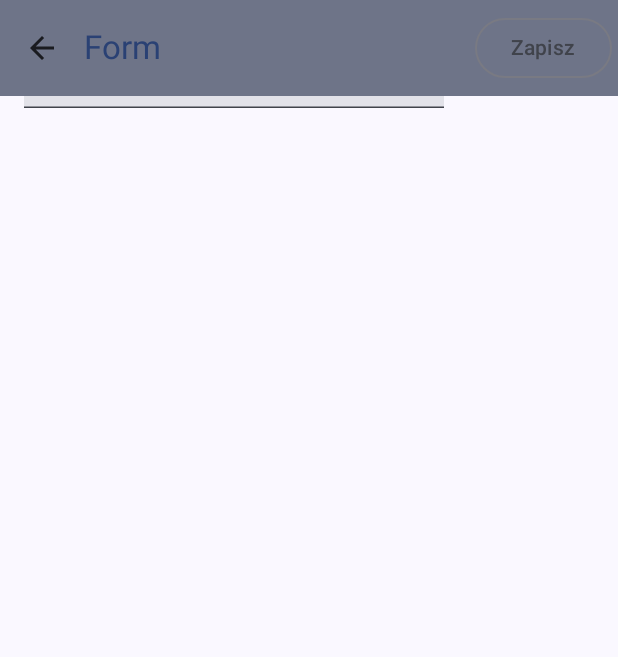
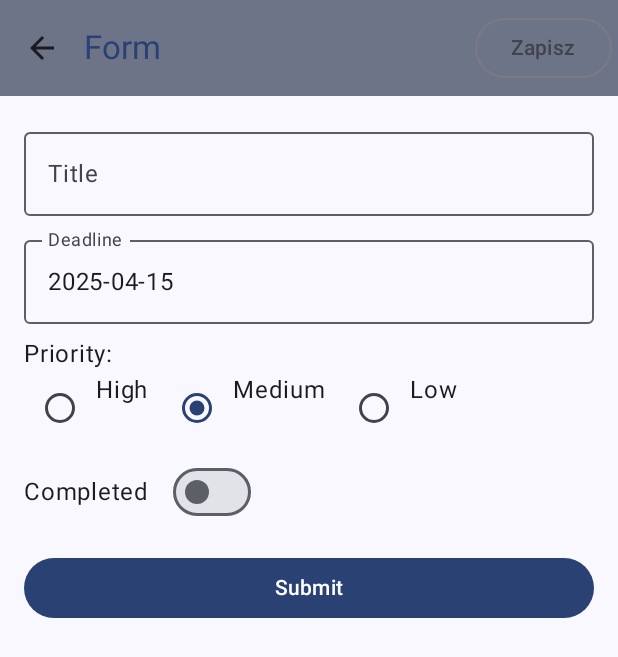
Before and after one commit to Rbabinski2000/Lab-memory, an Android app built with Jetpack Compose: the FormScreen screen opened through its navigation route, on a phone screen of 412 x 824 dp. Shown: the top 657 px of the screen. Run offline under Robolectric (Android 15) with nearby library versions, the phone set to English and light mode, and no system bars.

Commit message:
finished form,added room persistence, entitiy

```diff
--- a/app/src/main/AndroidManifest.xml
+++ b/app/src/main/AndroidManifest.xml
@@ -10,6 +10,7 @@
         android:label="@string/app_name"
         android:roundIcon="@mipmap/ic_launcher_round"
         android:supportsRtl="true"
+        android:name=".Lab06.data.TodoApplication"
         android:theme="@style/Theme.Labmemory"
         tools:targetApi="31">
         <activity
@@ -31,7 +32,6 @@
             android:exported="true">
             <intent-filter>
                 <action android:name="android.intent.action.MAIN" />
-
                 <category android:name="android.intent.category.LAUNCHER" />
             </intent-filter>
         </activity>
--- a/app/src/main/java/pl/babinski/lab/Lab06/FormData/FormView.kt
+++ b/app/src/main/java/pl/babinski/lab/Lab06/FormData/FormView.kt
@@ -1,31 +1,167 @@
 package pl.babinski.lab.Lab06.FormData
 
 import android.annotation.SuppressLint
+import android.app.DatePickerDialog
+import android.widget.DatePicker
+import androidx.compose.foundation.border
+import androidx.compose.foundation.clickable
+import androidx.compose.foundation.interaction.MutableInteractionSource
+import androidx.compose.foundation.interaction.PressInteraction
+import androidx.compose.foundation.layout.Arrangement
+import androidx.compose.foundation.layout.Column
 import androidx.compose.foundation.layout.Row
+import androidx.compose.foundation.layout.Spacer
+import androidx.compose.foundation.layout.fillMaxSize
+import androidx.compose.foundation.layout.fillMaxWidth
+import androidx.compose.foundation.layout.height
 import androidx.compose.foundation.layout.padding
+import androidx.compose.foundation.layout.width
+
+import androidx.compose.material3.Button
+import androidx.compose.material3.Checkbox
+import androidx.compose.material3.OutlinedCard
+import androidx.compose.material3.OutlinedTextField
+import androidx.compose.material3.Switch
+
+
+import androidx.compose.material3.RadioButton
 import androidx.compose.material3.Scaffold
 import androidx.compose.material3.Text
 import androidx.compose.material3.TextField
+
 import androidx.compose.runtime.Composable
+import androidx.compose.runtime.LaunchedEffect
+import androidx.compose.runtime.mutableStateOf
+import androidx.compose.runtime.remember
+import androidx.compose.ui.Alignment
+
 import androidx.compose.ui.Modifier
+
+import androidx.compose.ui.platform.LocalContext
 import androidx.compose.ui.unit.dp
+import pl.babinski.lab.Lab06.ListData.Priority
+import pl.babinski.lab.Lab06.ListData.TodoTask
+import java.time.LocalDate
 
-@SuppressLint("UnusedMaterial3ScaffoldPaddingParameter")
+
+
+
 @Composable
 fun FormView() {
-    var textState: String = ("Hello")
-    Scaffold {
+    val context = LocalContext.current
 
 
-    Row(modifier = Modifier.padding(16.dp)) {
+    val title = remember { mutableStateOf("") }
+    val date = remember { mutableStateOf(LocalDate.now()) }
+    val isDone = remember { mutableStateOf(false) }
+    val priority = remember { mutableStateOf(Priority.Medium) }
 
-        TextField(
-            value = textState,
-            onValueChange = { textState = it },
-            label = { Text("Label") }
-        )
+    // DatePickerDialog
+    val datePickerDialog = DatePickerDialog(
+        context,
+        { _, year, month, day ->
+            date.value = LocalDate.of(year, month + 1, day)
+        },
+        date.value.year,
+        date.value.monthValue - 1,
+        date.value.dayOfMonth
+    )
 
-        Text(text="abrakadabra")
+
+    fun SaveItem(item:TodoTask){
+        //todo
+    }
+    // Layout
+    Column(modifier = Modifier
+        .fillMaxSize()
+
+        .padding(16.dp),
+
+        ) {
+        Row {
+            OutlinedTextField(
+                value = title.value,
+                onValueChange = { title.value = it },
+                label = { Text("Title") },
+                modifier = Modifier.fillMaxWidth(),
+                singleLine = true
+            )
+        }
+
+
+        Spacer(modifier = Modifier.height(8.dp))
+
+            OutlinedTextField(
+                value = "${date.value}",
+                onValueChange = { title.value = it },
+                label={ Text("Deadline")},
+                modifier = Modifier
+                    /*.clickable { datePickerDialog.show() }*/
+                    .fillMaxWidth(),
+                readOnly = true,
+                interactionSource = remember { MutableInteractionSource() }
+                    .also { interactionSource ->
+                        LaunchedEffect(interactionSource) {
+                            interactionSource.interactions.collect {
+                                if (it is PressInteraction.Release) {
+                                    datePickerDialog.show()
+                                }
+                            }
+                        }
+                    }
+            )
+
+
+        Spacer(modifier = Modifier.height(8.dp))
+
+        Text("Priority:")
+        Row {
+            Priority.entries.forEach { p ->
+                Row(
+                    modifier = Modifier
+                        .clickable { priority.value = p }
+                        .padding(end = 8.dp)
+                ) {
+                    RadioButton(
+                        selected = priority.value == p,
+                        onClick = { priority.value = p }
+                    )
+                    Text(p.name)
+                }
+            }
+        }
+
+        Spacer(modifier = Modifier.height(8.dp))
+
+        Row(
+            verticalAlignment = Alignment.CenterVertically,
+            modifier = Modifier.fillMaxWidth()
+        ) {
+            Text(text = "Completed")
+            Spacer(modifier = Modifier.width(16.dp))
+            Switch(
+                checked = isDone.value,
+                onCheckedChange = { isDone.value = it }
+            )
+        }
+
+        Spacer(modifier = Modifier.height(16.dp))
+
+        Button(
+            onClick = {
+                SaveItem(
+                    TodoTask(
+                        title = title.value,
+                        deadline = date.value,
+                        isDone = isDone.value,
+                        priority = priority.value
+                    )
+                )
+            },
+            modifier = Modifier.fillMaxWidth()
+        ) {
+            Text("Submit")
+        }
+    /*}*/
     }
 }
-}
--- a/app/src/main/java/pl/babinski/lab/Lab06/Lab06Activity.kt
+++ b/app/src/main/java/pl/babinski/lab/Lab06/Lab06Activity.kt
@@ -5,6 +5,7 @@ import android.os.Bundle
 import androidx.activity.ComponentActivity
 import androidx.activity.compose.setContent
 import androidx.activity.enableEdgeToEdge
+import androidx.compose.foundation.layout.Row
 import androidx.compose.foundation.layout.fillMaxSize
 import androidx.compose.foundation.layout.padding
 import androidx.compose.foundation.lazy.LazyColumn
@@ -159,7 +160,6 @@ fun ListScreen(navController: NavController) {
 @Composable
 fun FormScreen(navController: NavController) {
     Scaffold(
-
         topBar = {
             AppTopBar(
                 navController = navController,
@@ -169,8 +169,9 @@ fun FormScreen(navController: NavController) {
             )
         },
         content = {
-            FormView()
-
+            Row (modifier = Modifier.padding(it)){
+                FormView()
+            }
         }
     )
 }
--- a/gradle/libs.versions.toml
+++ b/gradle/libs.versions.toml
@@ -18,8 +18,13 @@ uiToolingPreviewAndroid = "1.7.8"
 lifecycleRuntimeKtx = "2.8.7"
 activityCompose = "1.10.1"
 composeBom = "2023.08.00"
+material3AndroidVersion = "1.3.2"
 
 [libraries]
+room-runtime = "androidx.room:room-runtime:2.7.0"
+room-ktx = "androidx.room:room-ktx:2.7.0"
+room-compiler = "androidx.room:room-compiler:2.7.0"
+kotlinx-coroutines-android = "org.jetbrains.kotlinx:kotlinx-coroutines-android:1.7.3"
 androidx-core-ktx = { group = "androidx.core", name = "core-ktx", version.ref = "coreKtx" }
 junit = { group = "junit", name = "junit", version.ref = "junit" }
 androidx-junit = { group = "androidx.test.ext", name = "junit", version.ref = "junitVersion" }
@@ -44,6 +49,7 @@ androidx-ui-tooling-preview = { group = "androidx.compose.ui", name = "ui-toolin
 androidx-ui-test-manifest = { group = "androidx.compose.ui", name = "ui-test-manifest" }
 androidx-ui-test-junit4 = { group = "androidx.compose.ui", name = "ui-test-junit4" }
 androidx-material3 = { group = "androidx.compose.material3", name = "material3" }
+material3-android = { group = "androidx.compose.material3", name = "material3-android", version.ref = "material3AndroidVersion" }
 
 [plugins]
 android-application = { id = "com.android.application", version.ref = "agp" }
```
Also changed, not shown: app/build.gradle.kts (+12 -3 lines), app/src/main/java/pl/babinski/lab/Lab06/data/AppDataContainer.kt (added, +22 -0 lines), app/src/main/java/pl/babinski/lab/Lab06/data/taskEntity.kt (added, +40 -0 lines).
